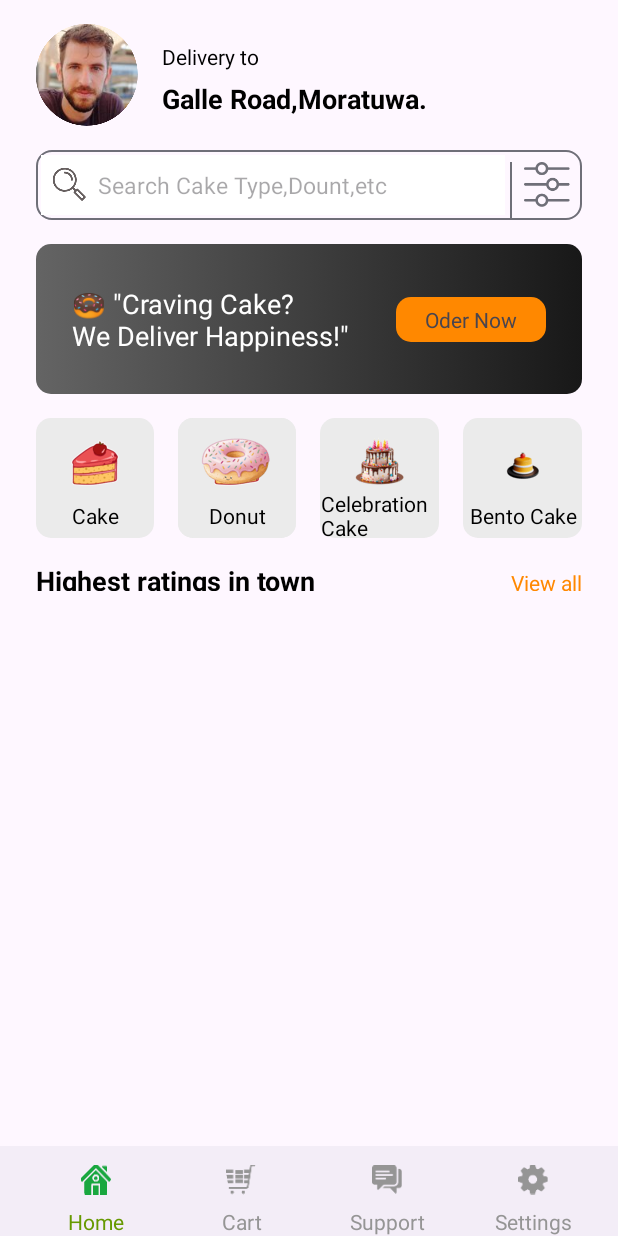
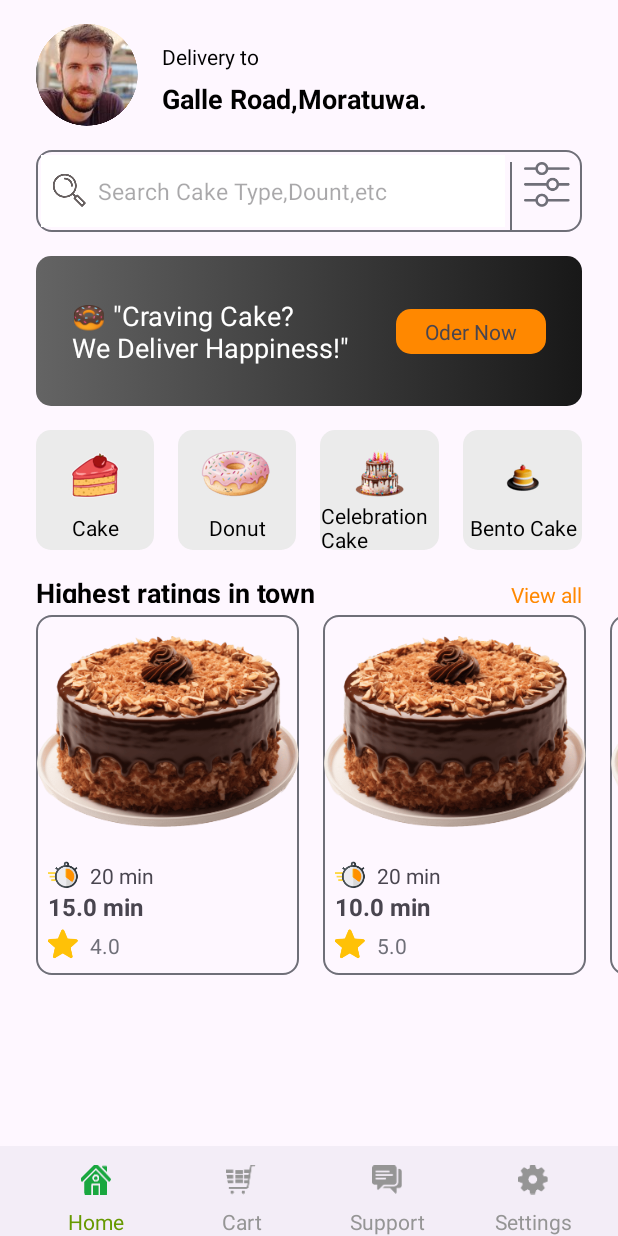
Before and after one commit to sachinikavindi/hci-android-app, an Android app: the screen it shows after launch (MainActivity), on a phone screen of 412 x 824 dp. Run offline under Robolectric (Android 15) with nearby library versions, the phone set to English and light mode, and no system bars.

Commit message:
6 commit

```diff
--- a/app/src/main/AndroidManifest.xml
+++ b/app/src/main/AndroidManifest.xml
@@ -13,6 +13,9 @@
         android:theme="@style/Theme.MyApplication"
         tools:targetApi="31">
         <activity
+            android:name=".sing_in"
+            android:exported="false" />
+        <activity
             android:name=".Activity.MainActivity"
             android:exported="true">
             <intent-filter>
--- a/app/src/main/java/com/example/myapplication/Activity/MainActivity.java
+++ b/app/src/main/java/com/example/myapplication/Activity/MainActivity.java
@@ -41,7 +41,7 @@ initRecyclerview();
         Items.add(new FoodDomain("Chocolate Cake","" ,"high_1",10,25,200,5));
         Items.add(new FoodDomain("Chocolate Cake","" ,"high_1",13,30,100,4.5));
 
-        recyclerViewFood=findViewById(R.id.view);
+        recyclerViewFood=findViewById(R.id.recyclerViewFood);
         recyclerViewFood.setLayoutManager(new LinearLayoutManager(this,LinearLayoutManager.HORIZONTAL,false));
 
         adapterFoodList=new FoodListAdapter(Items);
--- /dev/null
+++ b/app/src/main/java/com/example/myapplication/sing_in.java
@@ -0,0 +1,24 @@
+package com.example.myapplication;
+
+import android.os.Bundle;
+
+import androidx.activity.EdgeToEdge;
+import androidx.appcompat.app.AppCompatActivity;
+import androidx.core.graphics.Insets;
+import androidx.core.view.ViewCompat;
+import androidx.core.view.WindowInsetsCompat;
+
+public class sing_in extends AppCompatActivity {
+
+    @Override
+    protected void onCreate(Bundle savedInstanceState) {
+        super.onCreate(savedInstanceState);
+        EdgeToEdge.enable(this);
+        setContentView(R.layout.activity_sing_in);
+        ViewCompat.setOnApplyWindowInsetsListener(findViewById(R.id.main), (v, insets) -> {
+            Insets systemBars = insets.getInsets(WindowInsetsCompat.Type.systemBars());
+            v.setPadding(systemBars.left, systemBars.top, systemBars.right, systemBars.bottom);
+            return insets;
+        });
+    }
+}
--- a/app/src/main/res/layout/activity_main.xml
+++ b/app/src/main/res/layout/activity_main.xml
@@ -72,7 +72,7 @@
                 <EditText
                     android:id="@+id/editTextText5"
                     android:layout_width="wrap_content"
-                    android:layout_height="40dp"
+                    android:layout_height="48dp"
                     android:layout_margin="3dp"
                     android:layout_weight="1"
                     android:background="@color/white"
@@ -155,7 +155,7 @@
                         android:background="@drawable/category_background">
 
                         <ImageView
-                            android:id="@+id/imageView4"
+                            android:id="@+id/imageViewcake"
                             android:layout_width="wrap_content"
                             android:layout_height="wrap_content"
                             android:layout_margin="10dp"
@@ -165,72 +165,15 @@
                             app:srcCompat="@drawable/cake_btn" />
 
                         <TextView
-                            android:id="@+id/textView10"
+                            android:id="@+id/textViewcake"
                             android:layout_width="wrap_content"
                             android:layout_height="wrap_content"
                             android:text="Cake"
                             android:textColor="@color/black"
                             app:layout_constraintBottom_toBottomOf="parent"
-                            app:layout_constraintEnd_toEndOf="@+id/imageView4"
-                            app:layout_constraintStart_toStartOf="@+id/imageView4"
-                            app:layout_constraintTop_toBottomOf="@+id/imageView4" />
-
-                    </androidx.constraintlayout.widget.ConstraintLayout>
-
-                    <androidx.constraintlayout.widget.ConstraintLayout
-                        android:layout_width="0dp"
-                        android:layout_height="match_parent"
-                        android:layout_margin="8dp"
-                        android:layout_weight="0.25"
-                        android:background="@drawable/category_background">
-
-                        <androidx.constraintlayout.widget.ConstraintLayout
-                            android:layout_width="match_parent"
-                            android:layout_height="80dp"
-                            android:background="@drawable/category_background">
-
-                            <ImageView
-                                android:id="@+id/imageView4"
-                                android:layout_width="wrap_content"
-                                android:layout_height="wrap_content"
-                                android:layout_margin="10dp"
-                                app:layout_constraintEnd_toEndOf="parent"
-                                app:layout_constraintStart_toStartOf="parent"
-                                app:layout_constraintTop_toTopOf="parent"
-                                app:srcCompat="@drawable/cake_btn" />
-
-                            <TextView
-                                android:id="@+id/textView10"
-                                android:layout_width="9dp"
-                                android:layout_height="15dp"
-                                android:textColor="@color/black"
-                                app:layout_constraintBottom_toBottomOf="parent"
-                                app:layout_constraintEnd_toEndOf="@+id/imageView4"
-                                app:layout_constraintStart_toStartOf="@+id/imageView4"
-                                app:layout_constraintTop_toBottomOf="@+id/imageView4" />
-
-                        </androidx.constraintlayout.widget.ConstraintLayout>
-
-                        <ImageView
-                            android:id="@+id/imageView4"
-                            android:layout_width="wrap_content"
-                            android:layout_height="wrap_content"
-                            android:layout_margin="10dp"
-                            app:layout_constraintEnd_toEndOf="parent"
-                            app:layout_constraintStart_toStartOf="parent"
-                            app:layout_constraintTop_toTopOf="parent"
-                            app:srcCompat="@drawable/donut_btn" />
-
-                        <TextView
-                            android:id="@+id/textView10"
-                            android:layout_width="wrap_content"
-                            android:layout_height="wrap_content"
-                            android:text="Donut"
-                            android:textColor="@color/black"
-                            app:layout_constraintBottom_toBottomOf="parent"
-                            app:layout_constraintEnd_toEndOf="@+id/imageView4"
-                            app:layout_constraintStart_toStartOf="@+id/imageView4"
-                            app:layout_constraintTop_toBottomOf="@+id/imageView4" />
+                            app:layout_constraintEnd_toEndOf="@+id/imageViewcake"
+                            app:layout_constraintStart_toStartOf="@+id/imageViewcake"
+                            app:layout_constraintTop_toBottomOf="@+id/imageViewcake" />
 
                     </androidx.constraintlayout.widget.ConstraintLayout>
 
@@ -242,7 +185,37 @@
                         android:background="@drawable/category_background">
 
                         <ImageView
-                            android:id="@+id/imageView4"
+                            android:id="@+id/imageViewdonut2"
+                            android:layout_width="wrap_content"
+                            android:layout_height="wrap_content"
+                            android:layout_margin="10dp"
+                            app:layout_constraintEnd_toEndOf="parent"
+                            app:layout_constraintStart_toStartOf="parent"
+                            app:layout_constraintTop_toTopOf="parent"
+                            app:srcCompat="@drawable/donut_btn" />
+
+                        <TextView
+                            android:id="@+id/textViewdonut2"
+                            android:layout_width="wrap_content"
+                            android:layout_height="wrap_content"
+                            android:text="Donut"
+                            android:textColor="@color/black"
+                            app:layout_constraintBottom_toBottomOf="parent"
+                            app:layout_constraintEnd_toEndOf="@+id/imageViewdonut2"
+                            app:layout_constraintStart_toStartOf="@+id/imageViewdonut2"
+                            app:layout_constraintTop_toBottomOf="@+id/imageViewdonut2" />
+
+                    </androidx.constraintlayout.widget.ConstraintLayout>
+
+                    <androidx.constraintlayout.widget.ConstraintLayout
+                        android:layout_width="0dp"
+                        android:layout_height="match_parent"
+                        android:layout_margin="8dp"
+                        android:layout_weight="0.25"
+                        android:background="@drawable/category_background">
+
+                        <ImageView
+                            android:id="@+id/imageViewbcake"
                             android:layout_width="wrap_content"
                             android:layout_height="wrap_content"
                             android:layout_margin="10dp"
@@ -252,15 +225,15 @@
                             app:srcCompat="@drawable/birthdaycake_btn" />
 
                         <TextView
-                            android:id="@+id/textView10"
+                            android:id="@+id/textViewbcake"
                             android:layout_width="wrap_content"
                             android:layout_height="wrap_content"
                             android:text="Celebration Cake"
                             android:textColor="@color/black"
                             app:layout_constraintBottom_toBottomOf="parent"
-                            app:layout_constraintEnd_toEndOf="@+id/imageView4"
-                            app:layout_constraintStart_toStartOf="@+id/imageView4"
-                            app:layout_constraintTop_toBottomOf="@+id/imageView4" />
+                            app:layout_constraintEnd_toEndOf="@+id/imageViewbcake"
+                            app:layout_constraintStart_toStartOf="@+id/imageViewbcake"
+                            app:layout_constraintTop_toBottomOf="@+id/imageViewbcake" />
 
                     </androidx.constraintlayout.widget.ConstraintLayout>
 
@@ -272,7 +245,7 @@
                         android:background="@drawable/category_background">
 
                         <ImageView
-                            android:id="@+id/imageView4"
+                            android:id="@+id/imageViewbecake"
                             android:layout_width="wrap_content"
                             android:layout_height="wrap_content"
                             android:layout_margin="10dp"
@@ -282,15 +255,15 @@
                             app:srcCompat="@drawable/bentoc_btn" />
 
                         <TextView
-                            android:id="@+id/textView10"
+                            android:id="@+id/textViewbecake"
                             android:layout_width="wrap_content"
                             android:layout_height="wrap_content"
                             android:text="Bento Cake"
                             android:textColor="@color/black"
                             app:layout_constraintBottom_toBottomOf="parent"
-                            app:layout_constraintEnd_toEndOf="@+id/imageView4"
-                            app:layout_constraintStart_toStartOf="@+id/imageView4"
-                            app:layout_constraintTop_toBottomOf="@+id/imageView4" />
+                            app:layout_constraintEnd_toEndOf="@+id/imageViewbecake"
+                            app:layout_constraintStart_toStartOf="@+id/imageViewbecake"
+                            app:layout_constraintTop_toBottomOf="@+id/imageViewbecake" />
 
                     </androidx.constraintlayout.widget.ConstraintLayout>
                 </LinearLayout>
@@ -328,7 +301,7 @@
             </LinearLayout>
 
             <androidx.recyclerview.widget.RecyclerView
-                android:id="@id/view"
+                android:id="@+id/recyclerViewFood"
                 android:layout_width="match_parent"
                 android:layout_height="match_parent"
                 android:clipToPadding="false"
@@ -361,7 +334,7 @@
                     android:orientation="vertical">
 
                     <ImageView
-                        android:id="@+id/imageView5"
+                        android:id="@+id/imageViewhome"
                         android:layout_width="20dp"
                         android:layout_height="20dp"
                         android:layout_gravity="center"
@@ -370,7 +343,7 @@
                         app:srcCompat="@drawable/bottom_btn1" />
 
                     <TextView
-                        android:id="@+id/textView13"
+                        android:id="@+id/textViewhome"
                         android:layout_width="match_parent"
                         android:layout_height="wrap_content"
                         android:text="Home"
@@ -385,7 +358,7 @@
                     android:orientation="vertical">
 
                     <ImageView
-                        android:id="@+id/imageView5"
+                        android:id="@+id/imageViewcart"
                         android:layout_width="20dp"
                         android:layout_height="20dp"
                         android:layout_gravity="center"
@@ -394,7 +367,7 @@
                         app:srcCompat="@drawable/bottom_btn2" />
 
                     <TextView
-                        android:id="@+id/textView13"
+                        android:id="@+id/textViewcart"
                         android:layout_width="match_parent"
                         android:layout_height="wrap_content"
                         android:text="Cart"
@@ -409,7 +382,7 @@
                     android:orientation="vertical">
 
                     <ImageView
-                        android:id="@+id/imageView5"
+                        android:id="@+id/imageViewsupport"
                         android:layout_width="20dp"
                         android:layout_height="20dp"
                         android:layout_gravity="center"
@@ -418,7 +391,7 @@
                         app:srcCompat="@drawable/bottom_btn3" />
 
                     <TextView
-                        android:id="@+id/textView13"
+                        android:id="@+id/textViewsupport"
                         android:layout_width="match_parent"
                         android:layout_height="wrap_content"
                         android:text="Support"
@@ -433,7 +406,7 @@
                     android:orientation="vertical">
 
                     <ImageView
-                        android:id="@+id/imageView5"
+                        android:id="@+id/imageViewsetting"
                         android:layout_width="20dp"
                         android:layout_height="20dp"
                         android:layout_gravity="center"
@@ -442,7 +415,7 @@
                         app:srcCompat="@drawable/bottom_btn4" />
 
                     <TextView
-                        android:id="@+id/textView13"
+                        android:id="@+id/textViewsetting"
                         android:layout_width="match_parent"
                         android:layout_height="wrap_content"
                         android:text="Settings"
--- /dev/null
+++ b/app/src/main/res/layout/activity_sing_in.xml
@@ -0,0 +1,10 @@
+<?xml version="1.0" encoding="utf-8"?>
+<androidx.constraintlayout.widget.ConstraintLayout xmlns:android="http://schemas.android.com/apk/res/android"
+    xmlns:app="http://schemas.android.com/apk/res-auto"
+    xmlns:tools="http://schemas.android.com/tools"
+    android:id="@+id/main"
+    android:layout_width="match_parent"
+    android:layout_height="match_parent"
+    tools:context=".sing_in">
+
+</androidx.constraintlayout.widget.ConstraintLayout>
```
